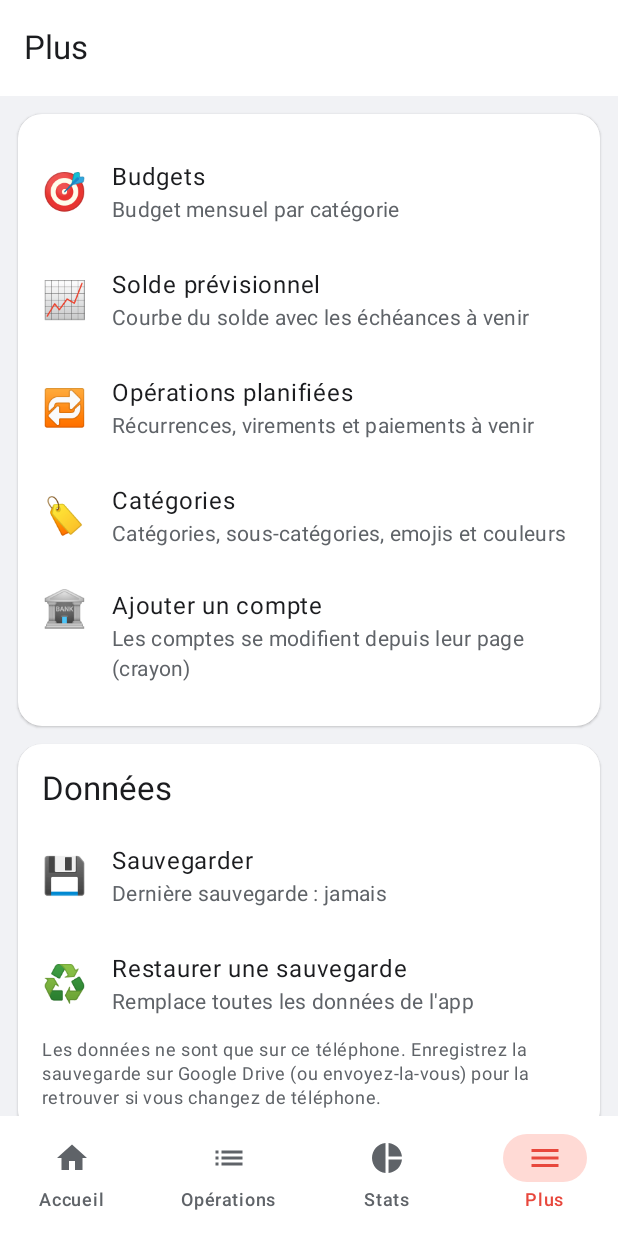
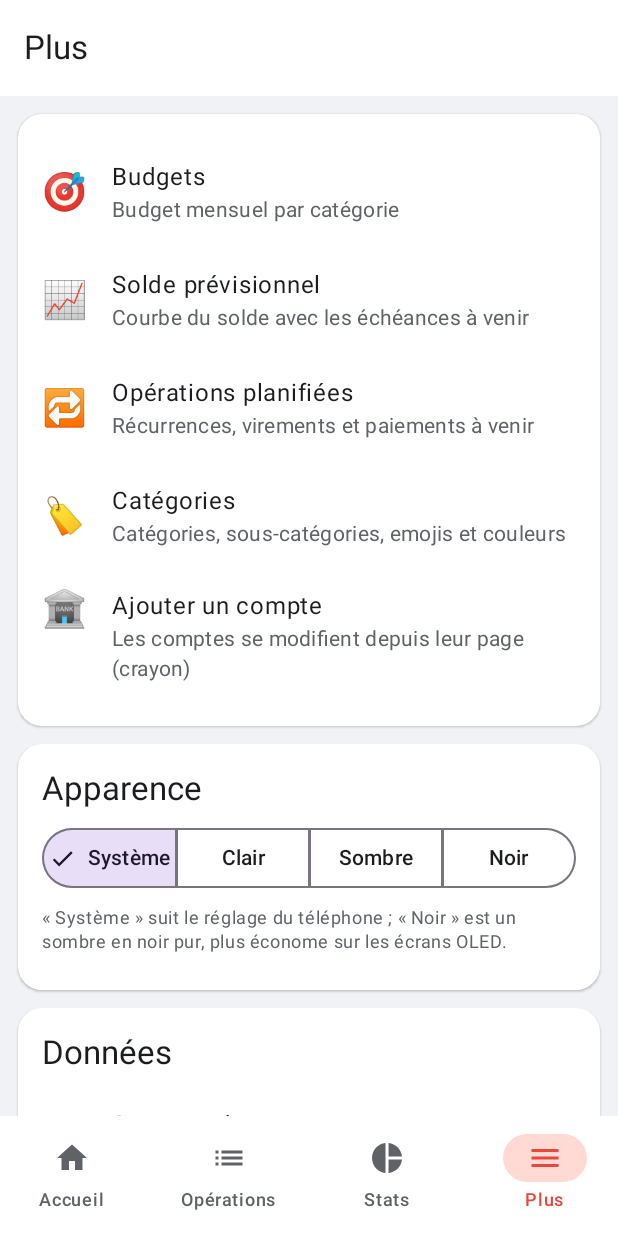
Before and after one commit to DemiPech/Clauding, an Android app built with Jetpack Compose: the screen it shows after launch (MainActivity), item 4 of the bottom bar chosen, on a phone screen of 412 x 824 dp. Run offline under Robolectric (Android 15) with nearby library versions, the phone set to English and light mode, and no system bars; our stand-ins replace Room's generated code.

Commit message:
Budget : choix du thème (système, clair, sombre, noir)
- Plus › Apparence : Système, Clair, Sombre ou Noir (noir pur pour les
  écrans OLED), mémorisé et appliqué aussitôt.
- Couleurs des montants et barre d'état suivent le thème choisi.
- Fond de fenêtre sombre au démarrage en thème sombre (pas de flash
  blanc).

Co-Authored-By: Claude Opus 5.5 <noreply@anthropic.com>
Claude-Session: https://claude.ai/code/session_01WcgpxiRPADEiysQdT9WZJj

```diff
--- a/budget/app/src/main/java/net/demipech/budget/BudgetApp.kt
+++ b/budget/app/src/main/java/net/demipech/budget/BudgetApp.kt
@@ -3,7 +3,9 @@ package net.demipech.budget
 import android.app.Application
 import net.demipech.budget.data.BudgetDatabase
 import net.demipech.budget.data.BudgetRepository
+import net.demipech.budget.ui.theme.ThemeSettings
 
 class BudgetApp : Application() {
     val repository: BudgetRepository by lazy { BudgetRepository(BudgetDatabase.create(this)) }
+    val themeSettings: ThemeSettings by lazy { ThemeSettings(this) }
 }
--- a/budget/app/src/main/java/net/demipech/budget/MainActivity.kt
+++ b/budget/app/src/main/java/net/demipech/budget/MainActivity.kt
@@ -1,6 +1,12 @@
 package net.demipech.budget
 
+import android.graphics.Color
 import android.os.Bundle
+import androidx.activity.SystemBarStyle
+import androidx.compose.runtime.DisposableEffect
+import androidx.compose.runtime.collectAsState
+import androidx.compose.runtime.getValue
+import net.demipech.budget.ui.theme.isDark
 import androidx.activity.ComponentActivity
 import androidx.activity.compose.setContent
 import androidx.activity.enableEdgeToEdge
@@ -12,9 +18,18 @@ import net.demipech.budget.ui.theme.BudgetTheme
 class MainActivity : ComponentActivity() {
     override fun onCreate(savedInstanceState: Bundle?) {
         super.onCreate(savedInstanceState)
-        enableEdgeToEdge()
+        val themeSettings = (application as BudgetApp).themeSettings
         setContent {
-            BudgetTheme {
+            val mode by themeSettings.mode.collectAsState()
+            val dark = mode.isDark()
+            // Icônes de la barre d'état et de navigation claires ou foncées selon le thème choisi.
+            DisposableEffect(dark) {
+                val style = if (dark) SystemBarStyle.dark(Color.TRANSPARENT)
+                else SystemBarStyle.light(Color.TRANSPARENT, Color.TRANSPARENT)
+                enableEdgeToEdge(statusBarStyle = style, navigationBarStyle = style)
+                onDispose {}
+            }
+            BudgetTheme(mode) {
                 BudgetNavHost()
             }
         }
--- a/budget/app/src/main/java/net/demipech/budget/ui/more/MoreScreen.kt
+++ b/budget/app/src/main/java/net/demipech/budget/ui/more/MoreScreen.kt
@@ -33,6 +33,10 @@ import net.demipech.budget.ui.components.ConfirmDialog
 import net.demipech.budget.ui.components.DayFormat
 import net.demipech.budget.ui.components.SectionCard
 import net.demipech.budget.ui.repository
+import net.demipech.budget.BudgetApp
+import net.demipech.budget.ui.components.Segmented
+import net.demipech.budget.ui.theme.ThemeMode
+import androidx.compose.runtime.collectAsState
 import java.time.LocalDateTime
 
 @OptIn(ExperimentalMaterial3Api::class)
@@ -92,6 +96,18 @@ fun MoreScreen(
                 Entry("🏷️", "Catégories", "Catégories, sous-catégories, emojis et couleurs", onCategories)
                 Entry("🏦", "Ajouter un compte", "Les comptes se modifient depuis leur page (crayon)", onAddAccount)
             }
+            SectionCard(title = "Apparence") {
+                val themeSettings = (context.applicationContext as BudgetApp).themeSettings
+                val mode by themeSettings.mode.collectAsState()
+                Segmented(ThemeMode.entries, mode, { it.label }, themeSettings::set, Modifier.padding(horizontal = 16.dp))
+                Text(
+                    "« Système » suit le réglage du téléphone ; « Noir » est un sombre en noir pur, " +
+                        "plus économe sur les écrans OLED.",
+                    style = MaterialTheme.typography.bodySmall,
+                    color = MaterialTheme.colorScheme.onSurfaceVariant,
+                    modifier = Modifier.padding(horizontal = 16.dp, vertical = 8.dp),
+                )
+            }
             SectionCard(title = "Données") {
                 Entry(
                     "💾",
--- a/budget/app/src/main/java/net/demipech/budget/ui/theme/Theme.kt
+++ b/budget/app/src/main/java/net/demipech/budget/ui/theme/Theme.kt
@@ -5,6 +5,8 @@ import androidx.compose.material3.MaterialTheme
 import androidx.compose.material3.darkColorScheme
 import androidx.compose.material3.lightColorScheme
 import androidx.compose.runtime.Composable
+import androidx.compose.runtime.CompositionLocalProvider
+import androidx.compose.runtime.staticCompositionLocalOf
 import androidx.compose.ui.graphics.Color
 import net.demipech.budget.data.Kind
 
@@ -52,16 +54,47 @@ private val DarkColors = darkColorScheme(
     outlineVariant = Color(0xFF3A3D43),
 )
 
+/** Noir pur : économise la batterie sur les écrans OLED. */
+private val BlackColors = DarkColors.copy(
+    background = Color.Black,
+    surface = Color(0xFF0E0E10),
+    surfaceVariant = Color(0xFF26272B),
+    surfaceContainerLowest = Color.Black,
+    surfaceContainerLow = Color(0xFF09090A),
+    surfaceContainer = Color(0xFF0E0E10),
+    surfaceContainerHigh = Color(0xFF17181B),
+    surfaceContainerHighest = Color(0xFF202125),
+    outlineVariant = Color(0xFF2A2C31),
+)
+
+/** Vrai quand l'interface est en sombre (thème choisi, ou téléphone en sombre). */
+val LocalDarkTheme = staticCompositionLocalOf { false }
+
 @Composable
-fun BudgetTheme(content: @Composable () -> Unit) {
-    MaterialTheme(colorScheme = if (isSystemInDarkTheme()) DarkColors else LightColors, content = content)
+fun ThemeMode.isDark(): Boolean = when (this) {
+    ThemeMode.SYSTEM -> isSystemInDarkTheme()
+    ThemeMode.LIGHT -> false
+    ThemeMode.DARK, ThemeMode.BLACK -> true
 }
 
 @Composable
-fun incomeColor(): Color = if (isSystemInDarkTheme()) Color(0xFF6AA9FF) else Color(0xFF1A6BD6)
+fun BudgetTheme(mode: ThemeMode = ThemeMode.SYSTEM, content: @Composable () -> Unit) {
+    val dark = mode.isDark()
+    val colors = when {
+        !dark -> LightColors
+        mode == ThemeMode.BLACK -> BlackColors
+        else -> DarkColors
+    }
+    CompositionLocalProvider(LocalDarkTheme provides dark) {
+        MaterialTheme(colorScheme = colors, content = content)
+    }
+}
 
 @Composable
-fun expenseColor(): Color = if (isSystemInDarkTheme()) Color(0xFFFF6B6B) else Color(0xFFE5484D)
+fun incomeColor(): Color = if (LocalDarkTheme.current) Color(0xFF6AA9FF) else Color(0xFF1A6BD6)
+
+@Composable
+fun expenseColor(): Color = if (LocalDarkTheme.current) Color(0xFFFF6B6B) else Color(0xFFE5484D)
 
 @Composable
 fun kindColor(kind: Kind): Color = if (kind == Kind.INCOME) incomeColor() else expenseColor()
--- /dev/null
+++ b/budget/app/src/main/java/net/demipech/budget/ui/theme/ThemeMode.kt
@@ -0,0 +1,31 @@
+package net.demipech.budget.ui.theme
+
+import android.content.Context
+import kotlinx.coroutines.flow.MutableStateFlow
+import kotlinx.coroutines.flow.StateFlow
+
+/** Choix d'apparence : suivre le téléphone, clair, sombre, ou noir pur (écrans OLED). */
+enum class ThemeMode(val label: String) {
+    SYSTEM("Système"),
+    LIGHT("Clair"),
+    DARK("Sombre"),
+    BLACK("Noir"),
+}
+
+/** Thème choisi, mémorisé sur le téléphone ; l'interface se met à jour aussitôt. */
+class ThemeSettings(context: Context) {
+    private val prefs = context.getSharedPreferences("budget", Context.MODE_PRIVATE)
+    private val state = MutableStateFlow(
+        prefs.getString(KEY, null)?.let { name -> ThemeMode.entries.firstOrNull { it.name == name } } ?: ThemeMode.SYSTEM
+    )
+    val mode: StateFlow<ThemeMode> = state
+
+    fun set(mode: ThemeMode) {
+        prefs.edit().putString(KEY, mode.name).apply()
+        state.value = mode
+    }
+
+    private companion object {
+        const val KEY = "theme"
+    }
+}
--- /dev/null
+++ b/budget/app/src/main/res/values-night/styles.xml
@@ -0,0 +1,7 @@
+<?xml version="1.0" encoding="utf-8"?>
+<resources>
+    <!-- Fenêtre sombre au démarrage quand le téléphone est en thème sombre (évite un flash blanc). -->
+    <style name="AppTheme" parent="android:Theme.Material.NoActionBar">
+        <item name="android:windowBackground">@color/window_dark</item>
+    </style>
+</resources>
--- a/budget/app/src/main/res/values/colors.xml
+++ b/budget/app/src/main/res/values/colors.xml
@@ -1,4 +1,6 @@
 <?xml version="1.0" encoding="utf-8"?>
 <resources>
     <color name="launcher_background">#00696E</color>
+    <color name="window_light">#F1F2F5</color>
+    <color name="window_dark">#18191D</color>
 </resources>
--- a/budget/app/src/main/res/values/styles.xml
+++ b/budget/app/src/main/res/values/styles.xml
@@ -1,5 +1,7 @@
 <?xml version="1.0" encoding="utf-8"?>
 <resources>
     <!-- Thème de la fenêtre seulement : l'interface est dessinée en Compose (Material 3). -->
-    <style name="AppTheme" parent="android:Theme.Material.Light.NoActionBar" />
+    <style name="AppTheme" parent="android:Theme.Material.Light.NoActionBar">
+        <item name="android:windowBackground">@color/window_light</item>
+    </style>
 </resources>
```
Also changed, not shown: 1 other file.
